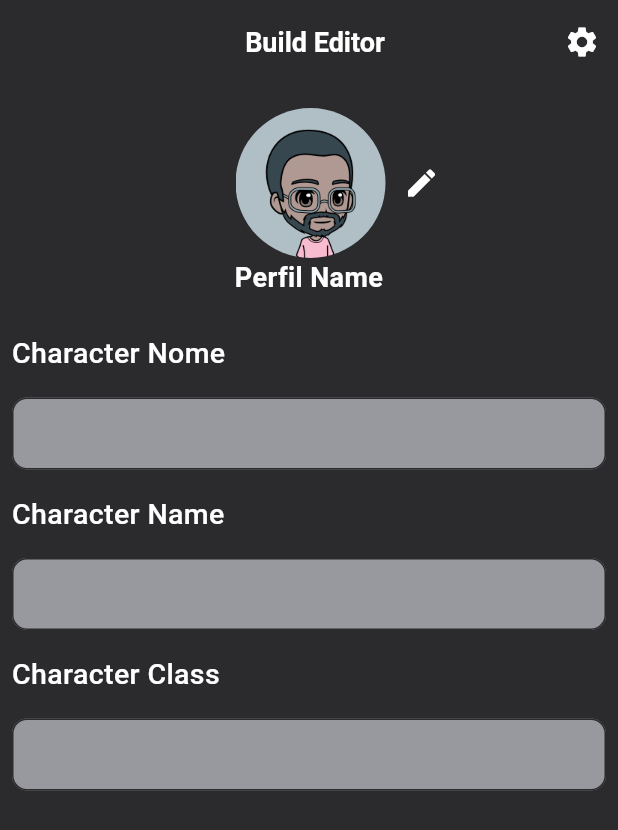
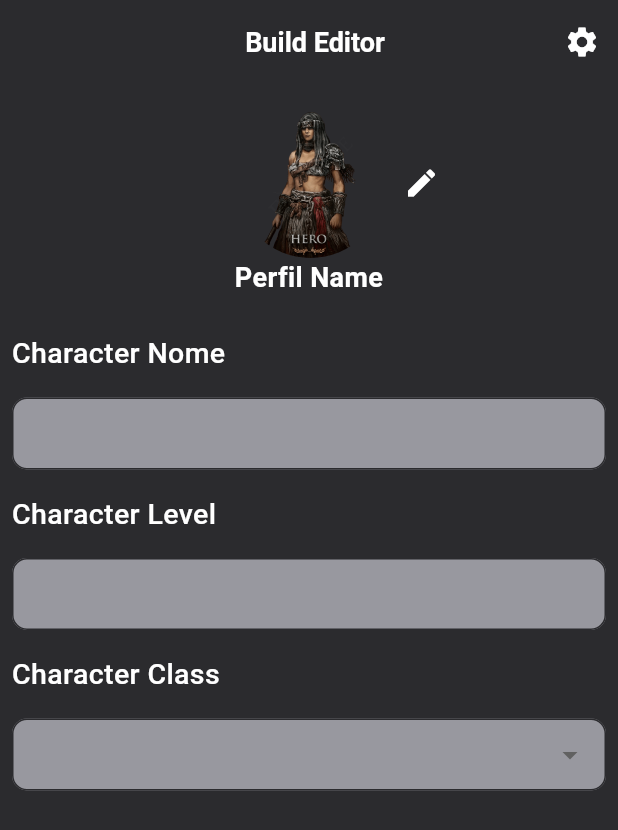
Before and after one commit to Assis-Souz4/app_flutter_elden_ring_build, a Flutter app: the screen it shows after launch, on a phone screen of 412 x 824 dp. Shown: the top 830 px of the screen. Run offline on Flutter 3.47's test engine with Material 3 defaults, Android fonts, the light colour scheme and no system bars.

Commit message:
dropDownButton implementado

```diff
--- /dev/null
+++ b/lib/components/drop_down_button_form_field.dart
@@ -0,0 +1,59 @@
+import 'package:app_flutter_elden_ring_build/components/text_form_field_decoration.dart';
+import 'package:flutter/material.dart';
+
+DropdownButtonFormField getDropdownButtonFormField() {
+  return DropdownButtonFormField<String>(
+    validator: (value) {
+      if (value?.isNotEmpty != true) {
+        return 'Select your characters class';
+      }
+      return null;
+    },
+    items: const [
+      DropdownMenuItem(
+        value: 'Hero',
+        child: Text('Hero'),
+      ),
+      DropdownMenuItem(
+        value: 'Bandit',
+        child: Text('Bandit'),
+      ),
+      DropdownMenuItem(
+        value: 'Astrologer',
+        child: Text('Astrologer'),
+      ),
+      DropdownMenuItem(
+        value: 'Warrior',
+        child: Text('Warrior'),
+      ),
+      DropdownMenuItem(
+        value: 'Prisoner',
+        child: Text('Prisoner'),
+      ),
+      DropdownMenuItem(
+        value: 'Confessor',
+        child: Text('Confessor'),
+      ),
+      DropdownMenuItem(
+        value: 'Wretch',
+        child: Text('Wretch'),
+      ),
+      DropdownMenuItem(
+        value: 'Vagabond',
+        child: Text('Vagabond'),
+      ),
+      DropdownMenuItem(
+        value: 'Prophet',
+        child: Text('Prophet'),
+      ),
+      DropdownMenuItem(
+        value: 'Samurai',
+        child: Text('Samurai'),
+      ),
+    ],
+    onChanged: (Object? value) {
+      print(value);
+    },
+    decoration: getAuthenticationInputDecotation(),
+  );
+}
--- a/lib/components/text_form_field_decoration.dart
+++ b/lib/components/text_form_field_decoration.dart
@@ -1,6 +1,7 @@
 import 'package:app_flutter_elden_ring_build/components/app_colors.dart';
 import 'package:flutter/material.dart';
 
+///NOTE - DECORAÇÃO DOS INPUTS CHARACTER NOME,LEVEL E CLASS
 InputDecoration getAuthenticationInputDecotation() {
   return InputDecoration(
     contentPadding: const EdgeInsets.fromLTRB(16, 8, 16, 8),
--- a/lib/components/text_input_decoration.dart
+++ b/lib/components/text_input_decoration.dart
@@ -1,6 +1,7 @@
 import 'package:app_flutter_elden_ring_build/components/app_colors.dart';
 import 'package:flutter/material.dart';
 
+///NOTE - DECORAÇÃO DOS TEXTOS REFERENTES AOS INPUTS CHARACTER NOME,LEVEL E CLASS
 class TextOfInputDecoration extends StatelessWidget {
   const TextOfInputDecoration({required this.textName, super.key});
   //
--- a/lib/screens/character_screen.dart
+++ b/lib/screens/character_screen.dart
@@ -1,3 +1,4 @@
+import 'package:app_flutter_elden_ring_build/components/drop_down_button_form_field.dart';
 import 'package:app_flutter_elden_ring_build/components/text_form_field_decoration.dart';
 import 'package:app_flutter_elden_ring_build/components/text_input_decoration.dart';
 import 'package:flutter/material.dart';
@@ -33,7 +34,7 @@ class _CharacterScreenState extends State<CharacterScreen> {
         ),
         const Padding(
           padding: EdgeInsets.all(8.0),
-          child: TextOfInputDecoration(textName: 'Character Name'),
+          child: TextOfInputDecoration(textName: 'Character Level'),
         ),
         Padding(
           padding: const EdgeInsets.all(8.0),
@@ -48,9 +49,7 @@ class _CharacterScreenState extends State<CharacterScreen> {
         ),
         Padding(
           padding: const EdgeInsets.all(8.0),
-          child: TextFormField(
-            decoration: getAuthenticationInputDecotation(),
-          ),
+          child: getDropdownButtonFormField(),
         )
       ],
     );
--- a/lib/screens/create_build_screen.dart
+++ b/lib/screens/create_build_screen.dart
@@ -64,10 +64,10 @@ class _CreateBuilScreenState extends State<CreateBuildScreen> {
                         ),
                         ClipOval(
                           child: Image.asset(
-                            'assets/images/meu_avatar.png',
+                            'assets/images/image_character/hero_class.png',
                             width: 100,
                             height: 100,
-                            fit: BoxFit.cover,
+                            fit: BoxFit.contain,
                           ),
                         ),
                         IconButton(
--- a/pubspec.yaml
+++ b/pubspec.yaml
@@ -64,6 +64,7 @@ flutter:
   #   - images/a_dot_ham.jpeg
   assets:
     - assets/images/
+    - assets/images/image_character/
 
   # An image asset can refer to one or more resolution-specific "variants", see
   # https://flutter.dev/assets-and-images/#resolution-aware
```
Also changed, not shown: assets/images/image_character/hero_class.png (added), assets/images/meu_avatar.png (deleted).
